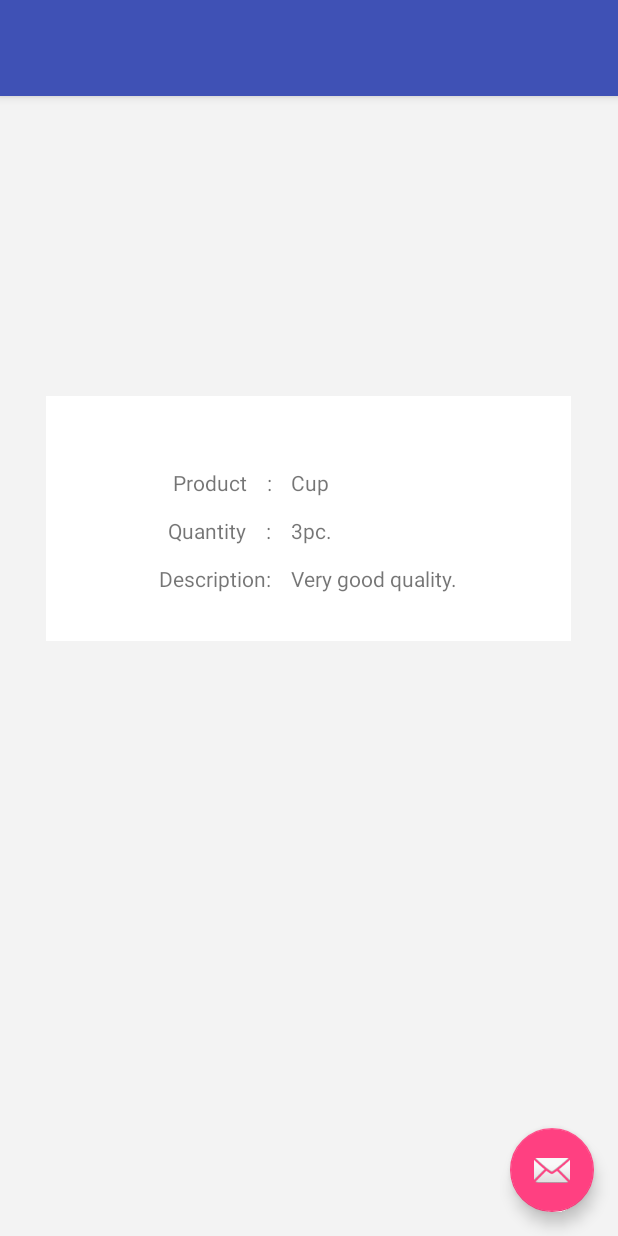
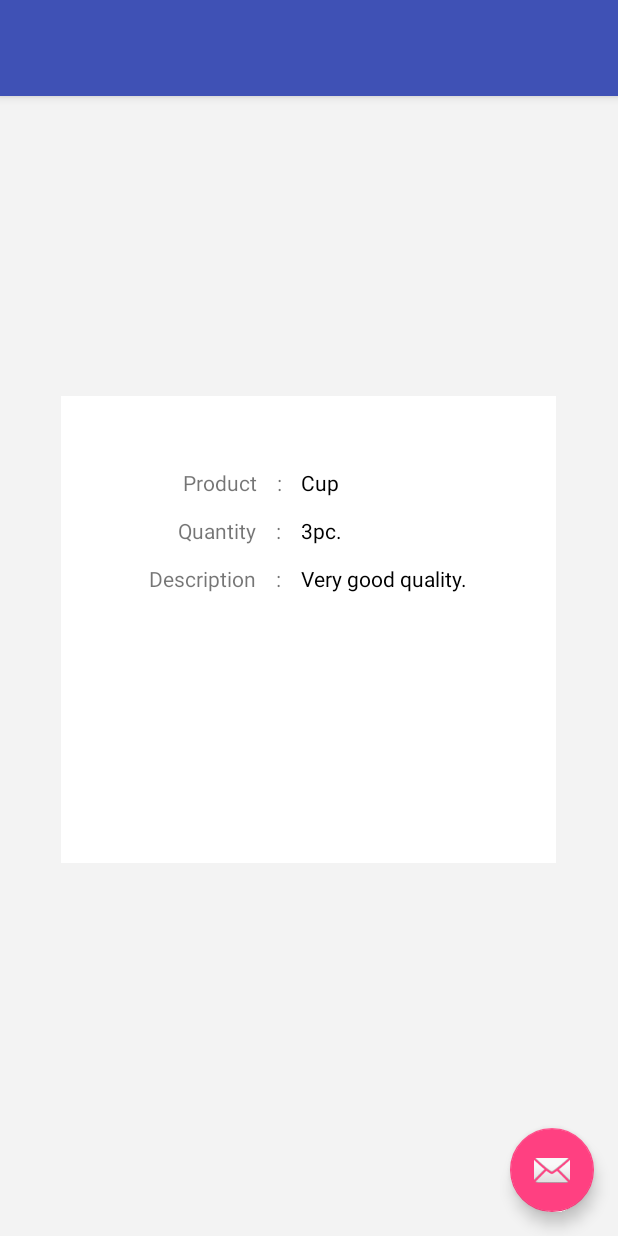
Before and after one commit to kshivang/Swapable3, an Android app: the layout activity_main.xml on its own in the app's theme, with its tools: preview values and no code run, on a phone screen of 412 x 824 dp. Run offline under Robolectric (Android 15) with nearby library versions, the phone set to English and light mode, and no system bars.

Commit message:
Inerface Internal

```diff
--- a/app/src/main/res/layout/activity_main.xml
+++ b/app/src/main/res/layout/activity_main.xml
@@ -46,13 +46,16 @@
                 app:layout_behavior="@string/appbar_scrolling_view_behavior" />
             <RelativeLayout
                 android:background="#fff"
-                android:layout_width="350dp"
+                android:layout_width="330dp"
                 android:layout_centerHorizontal="true"
                 android:layout_height="match_parent"
+                android:paddingTop="16dp"
+                android:paddingBottom="180dp"
                 android:layout_below="@id/container">
                 <RelativeLayout
                     android:layout_width="wrap_content"
                     android:layout_height="match_parent"
+                    android:background="#fff"
                     android:layout_centerHorizontal="true">
                     <TextView
                         android:layout_width="wrap_content"
@@ -60,15 +63,16 @@
                         android:gravity="end"
                         android:textAlignment="textEnd"
                         android:id="@+id/text"
-                        android:text="\n\n\nProduct    :\n\nQuantity    :\n\nDescription:\n\n"
-                        android:background="#fff" />
+                        android:text="\n\nProduct    :\n\nQuantity    :\n\nDescription    :"
+                         />
                     <TextView
                         android:layout_width="wrap_content"
                         android:layout_toRightOf="@+id/text"
                         android:layout_height="match_parent"
+                        android:textColor="#000"
                         android:id="@+id/text1"
-                        android:text="\n\n\n    Cup\n\n    3pc.\n\n    Very good quality."
-                        android:background="#fff" />
+                        android:text="\n\n    Cup\n\n    3pc.\n\n    Very good quality."
+                         />
                 </RelativeLayout>
             </RelativeLayout>
         </RelativeLayout>
```
